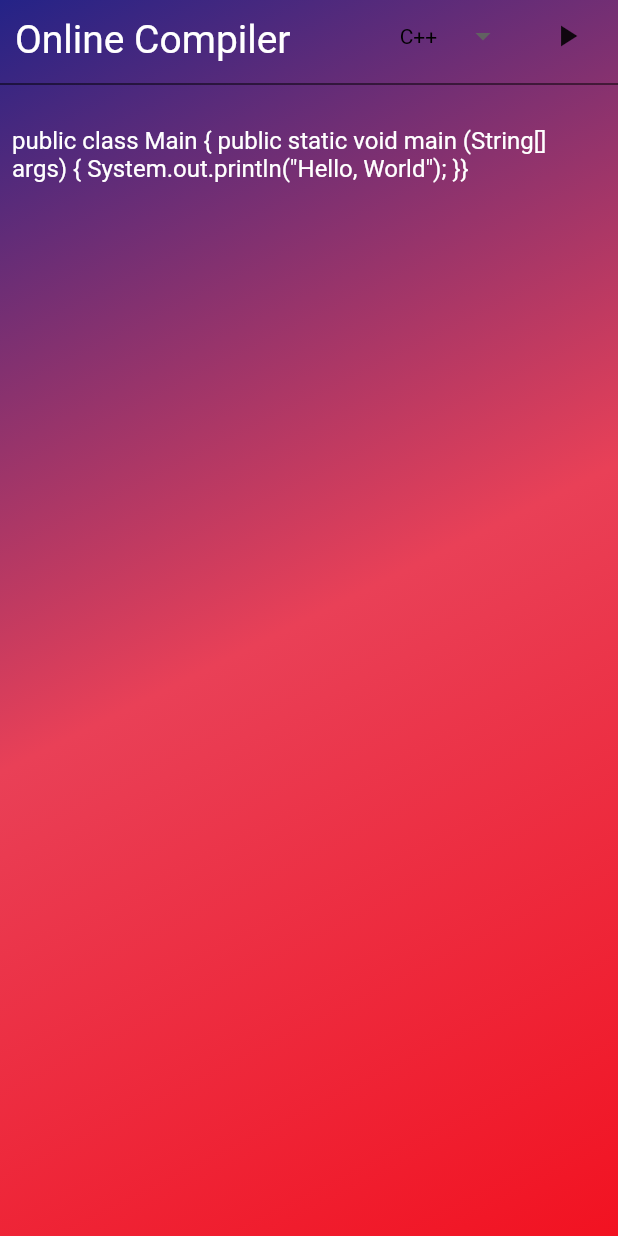
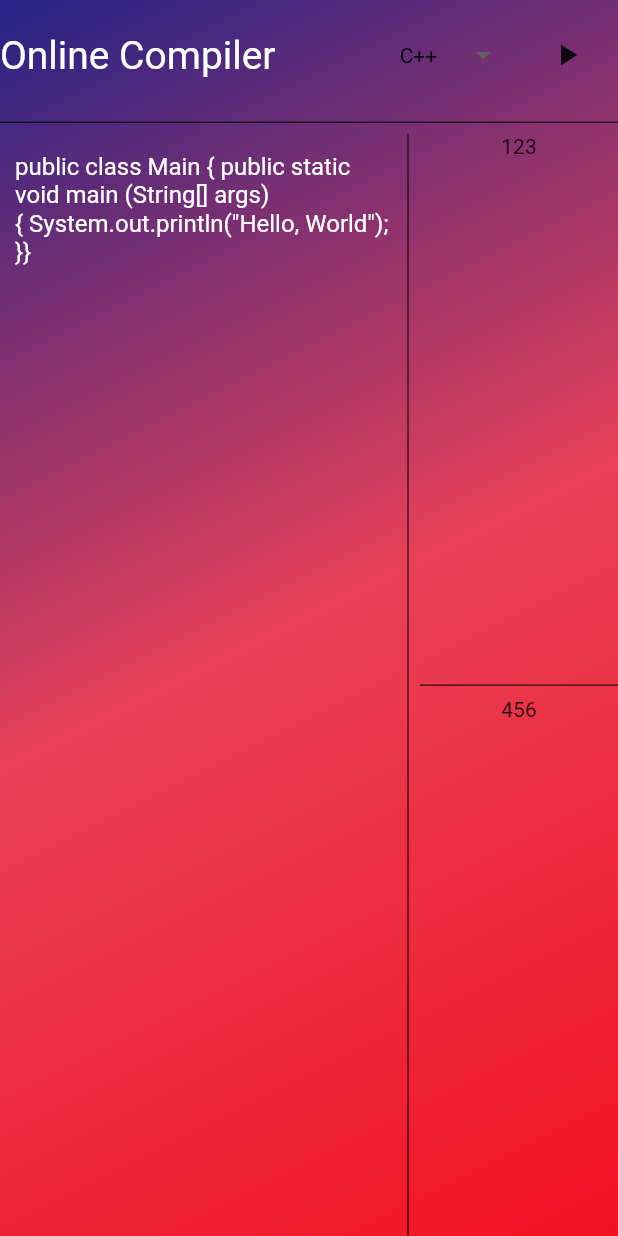
Before and after one commit to elyutin15/IDEKiller, a Flutter app: the screen it shows after launch, on a phone screen of 412 x 824 dp. Run offline on Flutter 3.47's test engine with Material 2 defaults, Android fonts, the phone set to English and light mode, and no system bars; our stand-ins replace get, shared_preferences, url_strategy, velocity_x.

Commit message:
Refactored every compiler.dart widget, now allowed to scroll only code part of page and added input and output windows

```diff
--- a/front/lib/DropdownButton.dart
+++ b/front/lib/DropdownButton.dart
@@ -4,10 +4,15 @@ import 'package:idekiller/GlobalValues.dart';
 const List<String> list = <String>['C++', 'C', 'Java', 'Python'];
 
 // ignore: must_be_immutable
-class LanguageDropdownButton extends StatelessWidget {
+class LanguageDropdownButton extends StatefulWidget {
+  const LanguageDropdownButton({super.key});
+
+  @override
+  State<LanguageDropdownButton> createState() => _LanguageDropdownButtonState();
+}
+
+class _LanguageDropdownButtonState extends State<LanguageDropdownButton> {
   String dropdownValue = list.first;
-
-  LanguageDropdownButton({super.key});
 
   @override
   Widget build(BuildContext context) {
@@ -17,8 +22,10 @@ class LanguageDropdownButton extends StatelessWidget {
         elevation: 16,
         style: const TextStyle(color: Colors.black),
         onChanged: (String? value) {
-          GlobalValues.language = value!;
-          dropdownValue = value;
+          setState(() {
+            GlobalValues.language = value!;
+            dropdownValue = value;
+          });
         },
         items: list.map<DropdownMenuItem<String>>((String value) {
           return DropdownMenuItem<String>(
--- a/front/lib/screens/compiler.dart
+++ b/front/lib/screens/compiler.dart
@@ -29,57 +29,62 @@ class Home extends StatelessWidget {
             ],
           ),
         ),
-        child: SingleChildScrollView(
-          child: Opacity(
-            opacity: 1,
         child: Column(
-              crossAxisAlignment: CrossAxisAlignment.center,
           children: [
-                Row(
+            Expanded(
+              flex: 1,
+              child: Row(
                 mainAxisAlignment: MainAxisAlignment.start,
                 children: [
                   const Expanded(
                     flex: 4,
-                      child: Padding(
-                        padding: EdgeInsets.fromLTRB(10, 5, 10, 0),
                     child: Text(
                       "Online Compiler",
                       style: TextStyle(fontSize: 26, color: Colors.white),
                     ),
                   ),
+                  Container(
+                    child: const LanguageDropdownButton(),
                   ),
                   Container(
-                      child: LanguageDropdownButton(),
+                    child: const SizedBox(
+                      width: 20,
+                    ),
                   ),
                   Container(
-                      child: SizedBox(width: 20,),
-                    ),
-                    Container(
-                      padding: EdgeInsets.fromLTRB(0,0,10,0),
+                    padding: const EdgeInsets.fromLTRB(0, 0, 10, 0),
                     child: IconButton(
                       icon: const Icon(Icons.play_arrow),
                       onPressed: () {
-                          // navigateToAnotherScreen(context, Routes.authentication);
+                        navigateToAnotherScreen(context, Routes.authentication);
                         // debugPrint(textController.value.text);
-                          sendRequest(textController.value.text);
+                        // sendRequest(textController.value.text);
                       },
                     ),
                   ),
                 ],
               ),
+            ),
             const Divider(
               color: Colors.black,
             ),
-                ConstrainedBox(
-                  constraints: BoxConstraints(
-                    minHeight: MediaQuery.sizeOf(context).height,
-                  ),
+            Expanded(
+              flex: 10,
+              child: SizedBox(
+                height: MediaQuery.sizeOf(context).height - 66,
+                child: Row(
+                  children: [
+                    Expanded(
+                      flex: 2,
+                      child: ListView(
+                        children: [
+                          SingleChildScrollView(
                             child: Padding(
-                    padding: const EdgeInsets.all(8.0),
+                              padding: const EdgeInsets.fromLTRB(10, 0, 0, 0),
                               child: TextField(
                                 style: const TextStyle(color: Colors.white),
-                      decoration:
-                          const InputDecoration(border: InputBorder.none),
+                                decoration: const InputDecoration(
+                                    border: InputBorder.none),
                                 controller: textController,
                                 maxLines: null, //or null
                               ),
@@ -88,6 +93,24 @@ class Home extends StatelessWidget {
                         ],
                       ),
                     ),
+                    const VerticalDivider(
+                      color: Colors.black,
+                    ),
+                    Expanded(
+                      flex: 1,
+                      child: Column(
+                        children: const [
+                          Expanded(flex: 1, child: Text("123")),
+                          Divider(color: Colors.black,),
+                          Expanded(flex: 1, child: Text("456")),
+                        ],
+                      ),
+                    ),
+                  ],
+                ),
+              ),
+            ),
+          ],
         ),
       ),
     );
```
Lines whose indentation alone changed are shown as unchanged.
